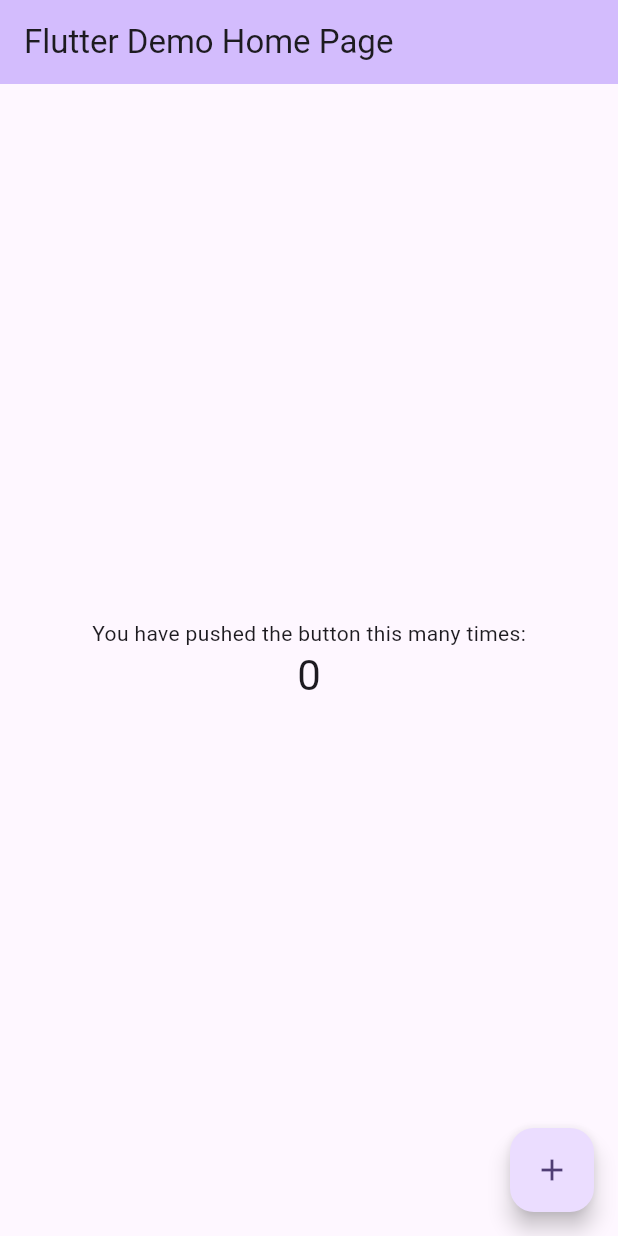
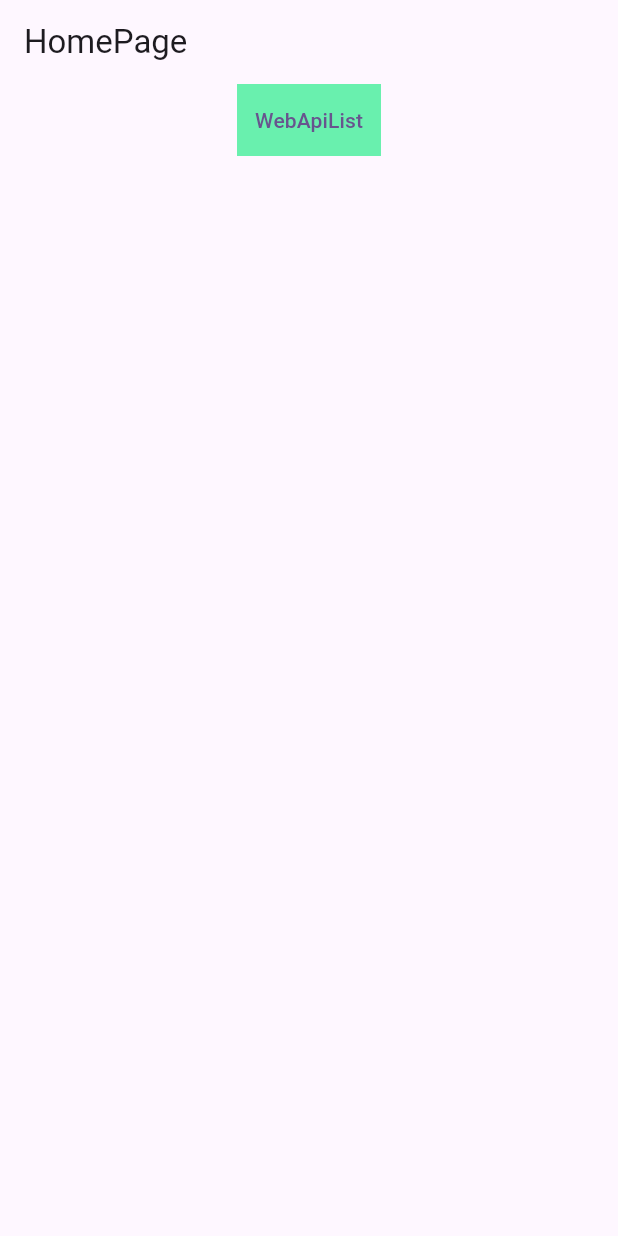
Before and after one commit to kgpksh/flutter_practice2, a Flutter app: the screen it shows after launch, on a phone screen of 412 x 824 dp. Run offline on Flutter 3.47's test engine with Material 3 defaults, Android fonts, the phone set to English and light mode, and no system bars.

```diff
--- /dev/null
+++ b/lib/app_router.dart
@@ -0,0 +1,17 @@
+import 'package:flutter/cupertino.dart';
+import 'package:flutter/material.dart';
+import 'package:flutter_practice2/views/home_page.dart';
+import 'package:flutter_practice2/web_api_list/web_api_list.dart';
+
+class AppRouter {
+  Route? onGenerateroute(RouteSettings routeSettings) {
+    switch (routeSettings.name) {
+      case '/':
+        return MaterialPageRoute(builder: (_) => HomePage());
+      case '/webApiList':
+        return MaterialPageRoute(builder: (_) => WebApiList());
+      default:
+        return null;
+    }
+  }
+}
--- a/lib/main.dart
+++ b/lib/main.dart
@@ -1,125 +1,24 @@
 import 'package:flutter/material.dart';
+import 'package:flutter_practice2/app_router.dart';
+import 'package:flutter_practice2/views/home_page.dart';
 
 void main() {
-  runApp(const MyApp());
+  runApp(MyApp());
 }
 
 class MyApp extends StatelessWidget {
-  const MyApp({super.key});
+  final AppRouter _appRouter = AppRouter();
 
-  // This widget is the root of your application.
   @override
   Widget build(BuildContext context) {
     return MaterialApp(
-      title: 'Flutter Demo',
+      onGenerateRoute: _appRouter.onGenerateroute,
+      title: 'Flutter Practice2',
       theme: ThemeData(
-        // This is the theme of your application.
-        //
-        // TRY THIS: Try running your application with "flutter run". You'll see
-        // the application has a purple toolbar. Then, without quitting the app,
-        // try changing the seedColor in the colorScheme below to Colors.green
-        // and then invoke "hot reload" (save your changes or press the "hot
-        // reload" button in a Flutter-supported IDE, or press "r" if you used
-        // the command line to start the app).
-        //
-        // Notice that the counter didn't reset back to zero; the application
-        // state is not lost during the reload. To reset the state, use hot
-        // restart instead.
-        //
-        // This works for code too, not just values: Most code changes can be
-        // tested with just a hot reload.
         colorScheme: ColorScheme.fromSeed(seedColor: Colors.deepPurple),
         useMaterial3: true,
       ),
-      home: const MyHomePage(title: 'Flutter Demo Home Page'),
+      home: const HomePage(),
     );
   }
 }
-
-class MyHomePage extends StatefulWidget {
-  const MyHomePage({super.key, required this.title});
-
-  // This widget is the home page of your application. It is stateful, meaning
-  // that it has a State object (defined below) that contains fields that affect
-  // how it looks.
-
-  // This class is the configuration for the state. It holds the values (in this
-  // case the title) provided by the parent (in this case the App widget) and
-  // used by the build method of the State. Fields in a Widget subclass are
-  // always marked "final".
-
-  final String title;
-
-  @override
-  State<MyHomePage> createState() => _MyHomePageState();
-}
-
-class _MyHomePageState extends State<MyHomePage> {
-  int _counter = 0;
-
-  void _incrementCounter() {
-    setState(() {
-      // This call to setState tells the Flutter framework that something has
-      // changed in this State, which causes it to rerun the build method below
-      // so that the display can reflect the updated values. If we changed
-      // _counter without calling setState(), then the build method would not be
-      // called again, and so nothing would appear to happen.
-      _counter++;
-    });
-  }
-
-  @override
-  Widget build(BuildContext context) {
-    // This method is rerun every time setState is called, for instance as done
-    // by the _incrementCounter method above.
-    //
-    // The Flutter framework has been optimized to make rerunning build methods
-    // fast, so that you can just rebuild anything that needs updating rather
-    // than having to individually change instances of widgets.
-    return Scaffold(
-      appBar: AppBar(
-        // TRY THIS: Try changing the color here to a specific color (to
-        // Colors.amber, perhaps?) and trigger a hot reload to see the AppBar
-        // change color while the other colors stay the same.
-        backgroundColor: Theme.of(context).colorScheme.inversePrimary,
-        // Here we take the value from the MyHomePage object that was created by
-        // the App.build method, and use it to set our appbar title.
-        title: Text(widget.title),
-      ),
-      body: Center(
-        // Center is a layout widget. It takes a single child and positions it
-        // in the middle of the parent.
-        child: Column(
-          // Column is also a layout widget. It takes a list of children and
-          // arranges them vertically. By default, it sizes itself to fit its
-          // children horizontally, and tries to be as tall as its parent.
-          //
-          // Column has various properties to control how it sizes itself and
-          // how it positions its children. Here we use mainAxisAlignment to
-          // center the children vertically; the main axis here is the vertical
-          // axis because Columns are vertical (the cross axis would be
-          // horizontal).
-          //
-          // TRY THIS: Invoke "debug painting" (choose the "Toggle Debug Paint"
-          // action in the IDE, or press "p" in the console), to see the
-          // wireframe for each widget.
-          mainAxisAlignment: MainAxisAlignment.center,
-          children: <Widget>[
-            const Text(
-              'You have pushed the button this many times:',
-            ),
-            Text(
-              '$_counter',
-              style: Theme.of(context).textTheme.headlineMedium,
-            ),
-          ],
-        ),
-      ),
-      floatingActionButton: FloatingActionButton(
-        onPressed: _incrementCounter,
-        tooltip: 'Increment',
-        child: const Icon(Icons.add),
-      ), // This trailing comma makes auto-formatting nicer for build methods.
-    );
-  }
-}
--- /dev/null
+++ b/lib/views/home_page.dart
@@ -0,0 +1,34 @@
+import 'package:flutter/cupertino.dart';
+import 'package:flutter/material.dart';
+
+class HomePage extends StatelessWidget {
+  const HomePage({super.key});
+
+  @override
+  Widget build(BuildContext context) {
+    return Scaffold(
+      appBar: AppBar(
+        title: Text('HomePage'),
+      ),
+      body: Center(
+        child: Column(
+          children: <Widget>[
+            ClipRect(
+                child: Stack(
+              children: [
+                Positioned.fill(child: Container(
+                  color: Colors.greenAccent,
+                )),
+                TextButton(
+                  onPressed: () =>
+                      Navigator.of(context).pushNamed('/webApiList'),
+                  child: Text('WebApiList'),
+                ),
+              ],
+            )),
+          ],
+        ),
+      ),
+    );
+  }
+}
--- a/pubspec.yaml
+++ b/pubspec.yaml
@@ -42,6 +42,8 @@ dependencies:
   cloud_firestore: ^4.15.9
   geolocator: ^11.0.0
   flutter_tts: ^4.0.1
+  dio: ^5.4.1
+  equatable: ^2.0.5
 
 dev_dependencies:
   flutter_test:
```
Also changed, not shown: lib/components/user_info.dart (added, +49 -0 lines), lib/web_api_list/web_api_list.dart (added, +22 -0 lines), pubspec.lock, 4 other files.
